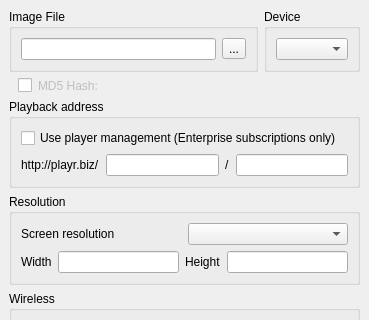
bizplay/win32-disk-imager, file src/mainwindow.ui: the form before one commit; both pictures show x 0 to 369 and y 0 to 320 of the 369 by 607 pixel window.
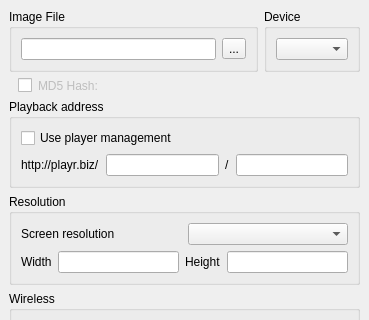
The form after the commit. Icons and pictures are not drawn.

Commit message: Changed manage players url to play.playr.biz

```diff
--- a/src/mainwindow.ui
+++ b/src/mainwindow.ui
@@ -183,7 +183,7 @@
        <item>
         <widget class="QCheckBox" name="cbEnterprise">
          <property name="text">
-          <string>Use player management (Enterprise subscriptions only)</string>
+          <string>Use player management</string>
          </property>
         </widget>
        </item>
```
The commit also changes 3 other files.
